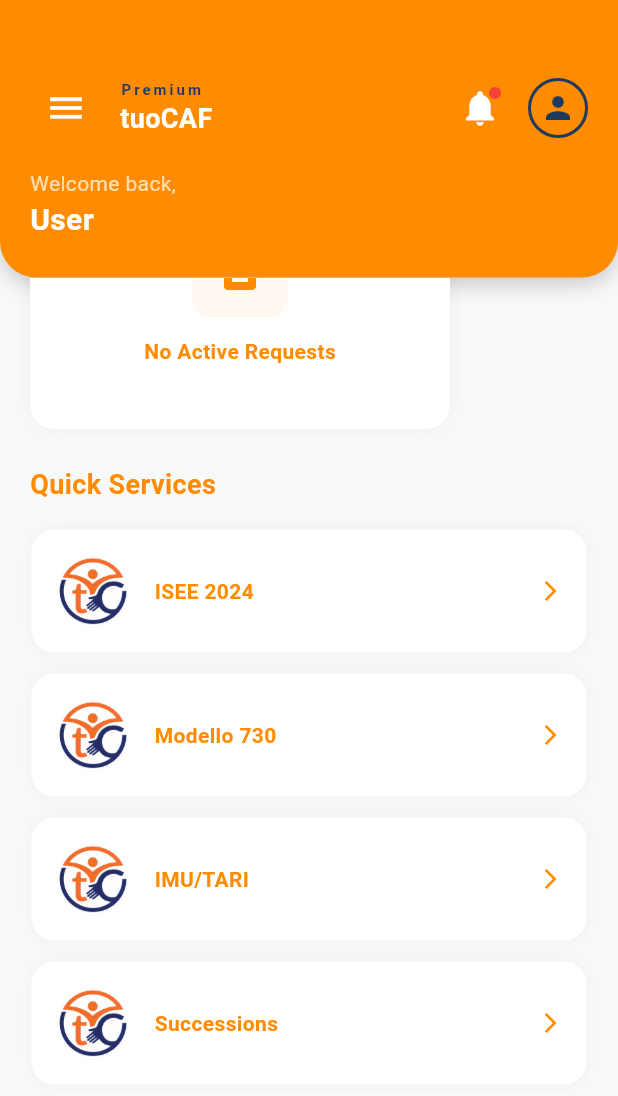
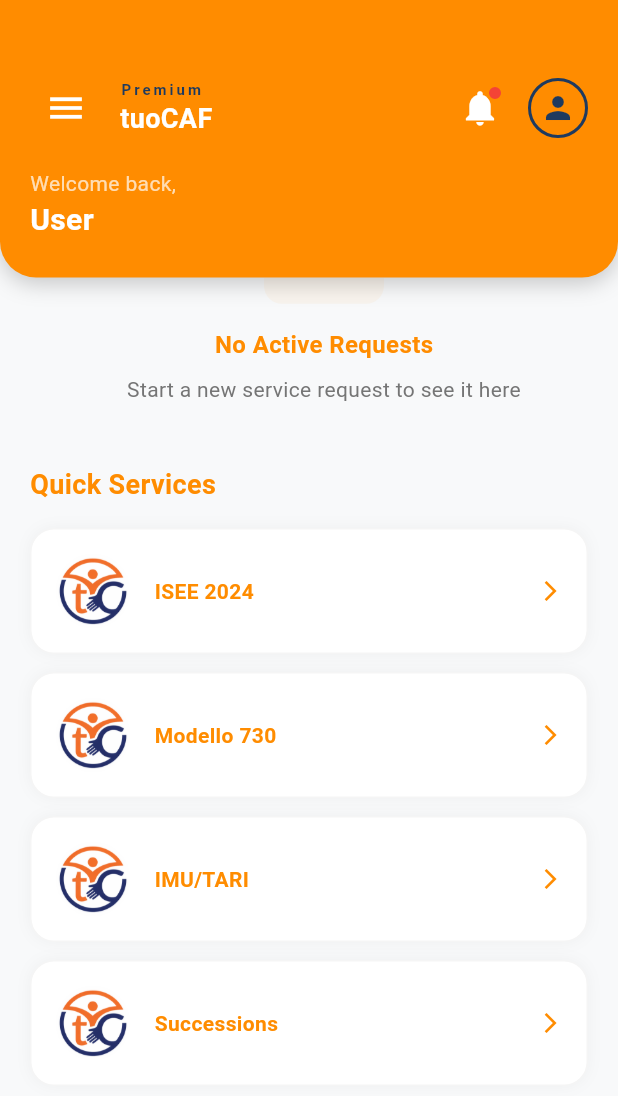
Before and after one commit to HafizAbrar/PK_SERVIZI, a Flutter app: the HomeScreen screen opened directly, scrolled down 221 dp, on a phone screen of 412 x 824 dp. Shown: the top 1096 px of the screen. Run offline on Flutter 3.47's test engine with Material 3 defaults, Android fonts, the phone set to English and light mode, and no system bars; our stand-ins replace dio, file_picker, flutter_riverpod, flutter_secure_storage, flutter_svg, go_router and 6 more; accounts and stored records are empty; generated files the repository leaves out were written again; network calls fail; statements that could not run were skipped.

Commit message:
minor fixes according to client 18

```diff
--- a/lib/features/home/presentation/pages/home_screen.dart
+++ b/lib/features/home/presentation/pages/home_screen.dart
@@ -470,20 +470,7 @@
   Widget _buildEmptyRequests() {
     final l10n = AppLocalizations.of(context)!;
 
-    return Container(
-      width: 280,
-      margin: const EdgeInsets.only(right: 16),
-      padding: const EdgeInsets.all(24),
-      decoration: BoxDecoration(
-        color: Colors.white,
-        borderRadius: BorderRadius.circular(16),
-        boxShadow: [
-          BoxShadow(
-            color: Colors.black.withValues(alpha: 0.05),
-            blurRadius: 10,
-          ),
-        ],
-      ),
+    return Center(
       child: Column(
         mainAxisAlignment: MainAxisAlignment.center,
         children: [
@@ -493,16 +480,25 @@
               color: AppTheme.primaryColor.withValues(alpha: 0.05),
               borderRadius: BorderRadius.circular(12),
             ),
-            child: const Icon(Icons.description, color: AppTheme.primaryColor, size: 32),
+            child: const Icon(Icons.description, color: AppTheme.primaryColor, size: 48),
           ),
-          const SizedBox(height: 12),
+          const SizedBox(height: 16),
           Text(
             l10n.noActiveRequests,
             style: const TextStyle(
-              fontSize: 14,
+              fontSize: 16,
               fontWeight: FontWeight.bold,
               color: AppTheme.primaryColor,
             ),
+          ),
+          const SizedBox(height: 8),
+          Text(
+            'Start a new service request to see it here',
+            style: TextStyle(
+              fontSize: 14,
+              color: Colors.grey[600],
+            ),
+            textAlign: TextAlign.center,
           ),
         ],
       ),
--- a/lib/l10n/app_en.arb
+++ b/lib/l10n/app_en.arb
@@ -330,5 +330,7 @@
   "form": "Form",
   "paymentCompleted": "Payment completed successfully",
   "formAndDocumentsCompleted": "Form and documents completed",
-  "inProgress": "In Progress"
+  "inProgress": "In Progress",
+  "firstName": "First Name",
+  "surname": "Surname"
 }
--- a/lib/l10n/app_fr.arb
+++ b/lib/l10n/app_fr.arb
@@ -330,5 +330,7 @@
   "form": "Formulaire",
   "paymentCompleted": "Paiement complété avec succès",
   "formAndDocumentsCompleted": "Formulaire et documents complétés",
-  "inProgress": "En Cours"
+  "inProgress": "En Cours",
+  "firstName": "Prénom",
+  "surname": "Nom de famille"
 }
--- a/lib/l10n/app_it.arb
+++ b/lib/l10n/app_it.arb
@@ -330,5 +330,7 @@
   "form": "Modulo",
   "paymentCompleted": "Pagamento completato con successo",
   "formAndDocumentsCompleted": "Modulo e documenti completati",
-  "inProgress": "In Corso"
+  "inProgress": "In Corso",
+  "firstName": "Nome",
+  "surname": "Cognome"
 }
```
Also changed, not shown: lib/features/profile/presentation/pages/edit_profile_screen.dart (+65 -14 lines), lib/features/services/presentation/pages/service_request_form_screen.dart (+59 -15 lines), flutter_02.png (added), 1 other file.
